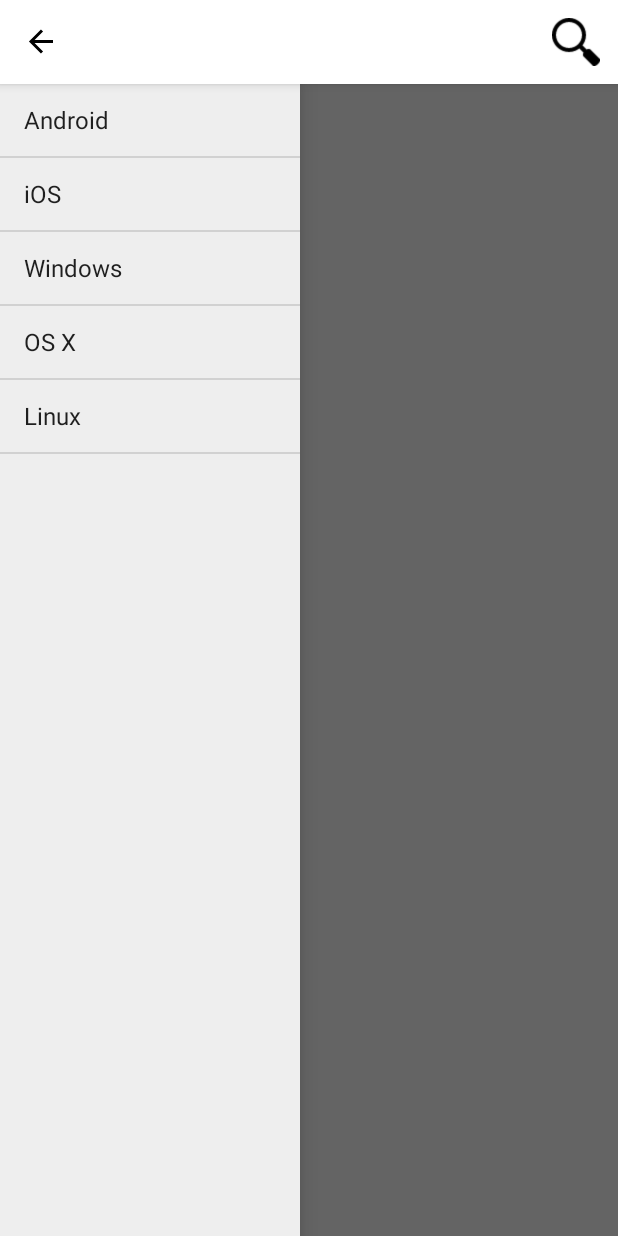
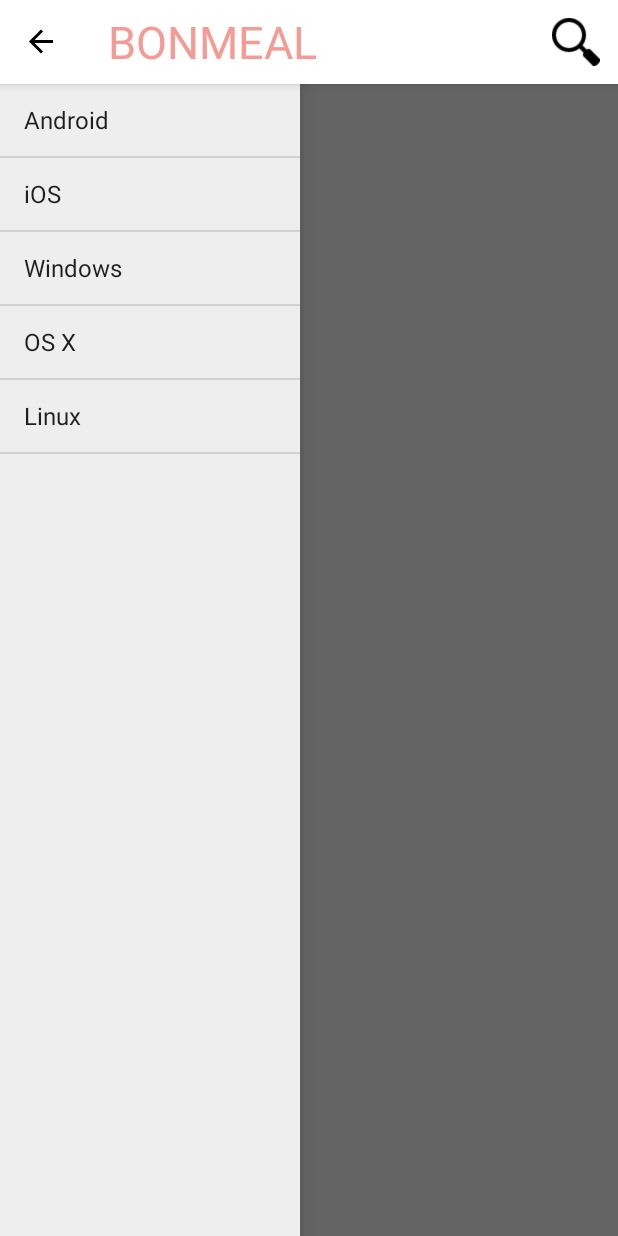
Before and after one commit to maaliHasan/BonMeal, an Android app: the screen it shows after launch (MainActivity), after a tap on "Open navigation drawer", on a phone screen of 412 x 824 dp. Run offline under Robolectric (Android 15) with nearby library versions, the phone set to English and light mode, and no system bars.

Commit message:
change Acustom font for actionbar

```diff
--- a/app/build.gradle
+++ b/app/build.gradle
@@ -26,5 +26,6 @@ dependencies {
     })
     compile 'com.android.support:appcompat-v7:25.3.1'
     compile 'com.android.support.constraint:constraint-layout:1.0.2'
+    compile 'uk.co.chrisjenx:calligraphy:2.3.0'
     testCompile 'junit:junit:4.12'
 }
--- a/app/src/main/java/com/example/mhasan/bonmeal/MainActivity.java
+++ b/app/src/main/java/com/example/mhasan/bonmeal/MainActivity.java
@@ -2,11 +2,15 @@ package com.example.mhasan.bonmeal;
 
 
 import android.app.SearchManager;
+import android.content.Intent;
 import android.content.res.Configuration;
+import android.content.res.Resources;
+import android.graphics.Color;
 import android.graphics.Typeface;
 
 import android.support.v4.view.MenuItemCompat;
 import android.support.v4.widget.DrawerLayout;
+import android.support.v7.app.ActionBar;
 import android.support.v7.app.ActionBarDrawerToggle;
 import android.support.v7.app.AppCompatActivity;
 import android.os.Bundle;
@@ -15,6 +19,7 @@ import android.support.v7.widget.SearchView;
 import android.text.Spannable;
 import android.text.SpannableString;
 import android.text.style.TypefaceSpan;
+import android.util.Log;
 import android.view.Menu;
 import android.view.MenuItem;
 import android.view.View;
@@ -22,6 +27,8 @@ import android.widget.AdapterView;
 import android.widget.ArrayAdapter;
 import android.widget.ListView;
 
+import android.widget.RelativeLayout;
+import android.widget.TextView;
 import android.widget.Toast;
 
 import static android.R.color.black;
@@ -46,10 +53,12 @@ public class MainActivity extends AppCompatActivity {
         getSupportActionBar().setDisplayHomeAsUpEnabled(true);
         getSupportActionBar().setHomeButtonEnabled(true);
 
-        Typeface face= Typeface.createFromAsset(getAssets(), "fonts/abuhmeda-f2.ttf");
-        SpannableString s = new SpannableString(mActivityTitle);
-        s.setSpan(new TypefaceSpan("abuhmeda-f2.ttf"), 0, s.length(),
-                Spannable.SPAN_EXCLUSIVE_EXCLUSIVE);
+//        Typeface face= Typeface.createFromAsset(getAssets(), "fonts/abuhmeda-f2.ttf");
+//        SpannableString s = new SpannableString(mActivityTitle);
+//        s.setSpan(new TypefaceSpan("abuhmeda-f2.ttf"), 0, s.length(),
+//                Spannable.SPAN_EXCLUSIVE_EXCLUSIVE);
+
+
 
         addDrawerItems();
         setupDrawer();
@@ -73,14 +82,16 @@ public class MainActivity extends AppCompatActivity {
                        /** Called when a drawer has settled in a completely open state. */
             public void onDrawerOpened(View drawerView) {
                 super.onDrawerOpened(drawerView);
-                getSupportActionBar().setTitle("Navigation!");
+              //  getSupportActionBar().setTitle("Navigation!");
                 invalidateOptionsMenu(); // creates call to onPrepareOptionsMenu()
             }
 
             /** Called when a drawer has settled in a completely closed state. */
             public void onDrawerClosed(View view) {
                 super.onDrawerClosed(view);
-                getSupportActionBar().setTitle(mActivityTitle);
+                // getSupportActionBar().setTitle(mActivityTitle);
+                ActionBar actionBar=getSupportActionBar();
+
                 invalidateOptionsMenu(); // creates call to onPrepareOptionsMenu()
             }
         };
--- a/app/src/main/res/values/styles.xml
+++ b/app/src/main/res/values/styles.xml
@@ -8,6 +8,27 @@
         <item name="colorAccent">@color/colorAccent</item>
         <item name="android:fontFamily">fonts/abuhmeda-f2.ttf</item>
         <item name="actionMenuTextColor">@color/textColorPrimary</item>
-      <!-- <item name="android:actionBarStyle">@style/ActionBarStyle</item>-->
+        <item name="actionBarStyle">@style/MyActionBar</item>
+        <item name="android:textViewStyle">@style/AppTheme.Widget.TextView</item>
+
+    </style>
+
+
+    <style name="MyActionBar" parent="@style/Widget.AppCompat.ActionBar.Solid">
+    <item name="titleTextStyle">@style/MyTitleTextStyle</item>
+</style>
+    <!-- ActionBar Style -->
+    <style name="MyTitleTextStyle" parent="@style/TextAppearance.AppCompat.Widget.ActionBar.Title">
+        <item name="android:textColor">@color/textColorPrimary</item>
+        <item name="android:textAllCaps">true</item>
+        <item name="android:fontFamily">bold</item>
+        <item name="fontPath">fonts/abuhmeda-f2.ttf</item>
+        <item name="android:textSize">30sp</item>
+
+    </style>
+
+    <style name="AppTheme.Widget.TextView" parent="android:Widget.Holo.Light.TextView">
+        <item name="fontPath">fonts/GothamProBold.ttf</item>
+        <item name="android:textSize">16sp</item>
     </style>
      </resources>
```
